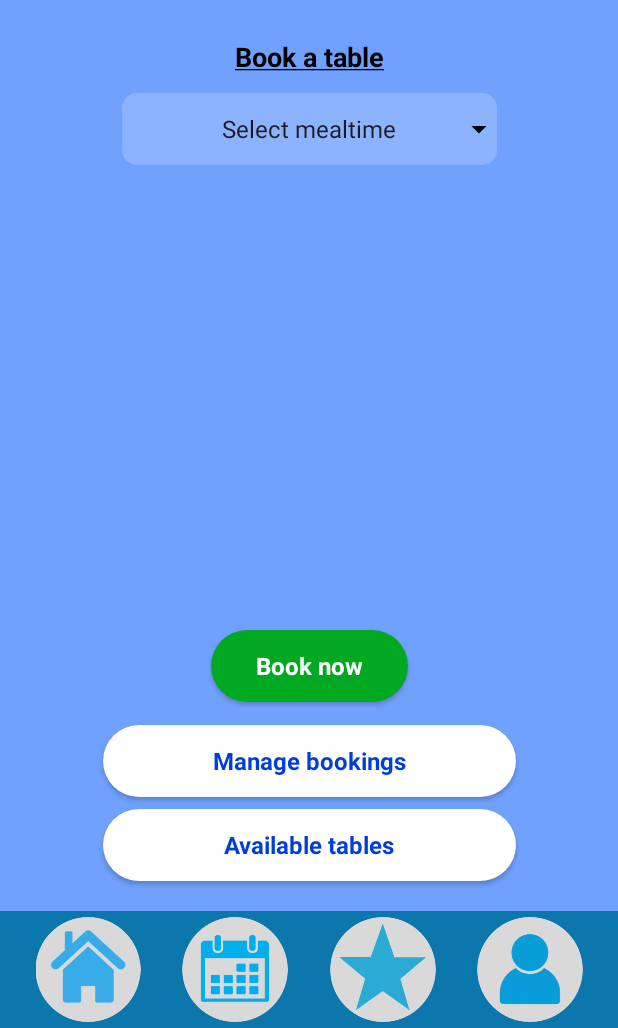
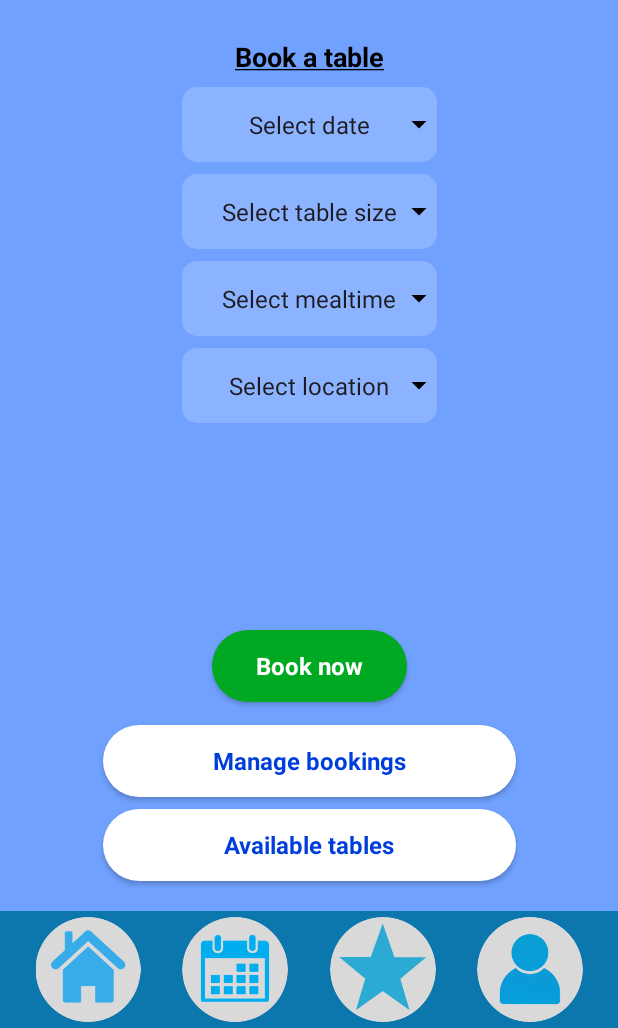
Before and after one commit to elij35/CaptainsCatch, an Android app: the NewBooking screen opened directly, with no data from a screen before it, on a phone screen of 412 x 824 dp, the part 208-1236 px from its top. Run offline under Robolectric (Android 15) with nearby library versions, the phone set to English and light mode, and no system bars.

Commit message:
Drop down lists and formatting finished

```diff
--- a/app/src/main/java/com/example/comp2000restaurantapp/NewBooking.java
+++ b/app/src/main/java/com/example/comp2000restaurantapp/NewBooking.java
@@ -22,14 +22,59 @@ public class NewBooking extends AppCompatActivity {
         loadAvailableTables();
         loadBottomBar();
         mealtime();
+        location();
+        table_size();
+        date();
+    }
+
+    private void date() {
+        Spinner staticSpinner = findViewById(R.id.date_spinner);
+
+        // Create an ArrayAdapter using the string array and a default spinner
+        ArrayAdapter<CharSequence> staticAdapter = ArrayAdapter.createFromResource(this,
+                R.array.date, android.R.layout.simple_spinner_item);
+
+        // Specify the layout to use when the list of choices appears
+        staticAdapter.setDropDownViewResource(android.R.layout.simple_spinner_dropdown_item);
+
+        // Apply the adapter to the spinner
+        staticSpinner.setAdapter(staticAdapter);
     }
 
     private void mealtime() {
-        Spinner staticSpinner = findViewById(R.id.static_spinner);
+        Spinner staticSpinner = findViewById(R.id.meal_time_spinner);
 
         // Create an ArrayAdapter using the string array and a default spinner
         ArrayAdapter<CharSequence> staticAdapter = ArrayAdapter.createFromResource(this,
                 R.array.mealtime, android.R.layout.simple_spinner_item);
+
+        // Specify the layout to use when the list of choices appears
+        staticAdapter.setDropDownViewResource(android.R.layout.simple_spinner_dropdown_item);
+
+        // Apply the adapter to the spinner
+        staticSpinner.setAdapter(staticAdapter);
+    }
+
+    private void location() {
+        Spinner staticSpinner = findViewById(R.id.location_spinner);
+
+        // Create an ArrayAdapter using the string array and a default spinner
+        ArrayAdapter<CharSequence> staticAdapter = ArrayAdapter.createFromResource(this,
+                R.array.location, android.R.layout.simple_spinner_item);
+
+        // Specify the layout to use when the list of choices appears
+        staticAdapter.setDropDownViewResource(android.R.layout.simple_spinner_dropdown_item);
+
+        // Apply the adapter to the spinner
+        staticSpinner.setAdapter(staticAdapter);
+    }
+
+    private void table_size() {
+        Spinner staticSpinner = findViewById(R.id.table_size_spinner);
+
+        // Create an ArrayAdapter using the string array and a default spinner
+        ArrayAdapter<CharSequence> staticAdapter = ArrayAdapter.createFromResource(this,
+                R.array.table_size, android.R.layout.simple_spinner_item);
 
         // Specify the layout to use when the list of choices appears
         staticAdapter.setDropDownViewResource(android.R.layout.simple_spinner_dropdown_item);
--- a/app/src/main/res/layout/new_booking.xml
+++ b/app/src/main/res/layout/new_booking.xml
@@ -46,20 +46,60 @@
         app:layout_constraintTop_toBottomOf="@+id/app_name" />
 
     <Spinner
-        android:id="@+id/static_spinner"
-        android:layout_width="250dp"
-        android:layout_height="48dp"
-        android:layout_marginTop="12dp"
+        android:id="@+id/date_spinner"
+        android:layout_width="170dp"
+        android:layout_height="wrap_content"
+        android:layout_marginTop="8dp"
         android:background="@drawable/drop_down_layout"
         android:minHeight="50dp"
+        android:overlapAnchor="false"
         android:textAlignment="center"
         app:layout_constraintEnd_toEndOf="parent"
         app:layout_constraintStart_toStartOf="parent"
         app:layout_constraintTop_toBottomOf="@+id/booking" />
 
+    <Spinner
+        android:id="@+id/table_size_spinner"
+        android:layout_width="170dp"
+        android:layout_height="wrap_content"
+        android:layout_marginTop="8dp"
+        android:background="@drawable/drop_down_layout"
+        android:minHeight="50dp"
+        android:overlapAnchor="false"
+        android:textAlignment="center"
+        app:layout_constraintEnd_toEndOf="parent"
+        app:layout_constraintStart_toStartOf="parent"
+        app:layout_constraintTop_toBottomOf="@+id/date_spinner" />
+
+    <Spinner
+        android:id="@+id/meal_time_spinner"
+        android:layout_width="170dp"
+        android:layout_height="wrap_content"
+        android:layout_marginTop="8dp"
+        android:background="@drawable/drop_down_layout"
+        android:minHeight="50dp"
+        android:overlapAnchor="false"
+        android:textAlignment="center"
+        app:layout_constraintEnd_toEndOf="parent"
+        app:layout_constraintStart_toStartOf="parent"
+        app:layout_constraintTop_toBottomOf="@+id/table_size_spinner" />
+
+    <Spinner
+        android:id="@+id/location_spinner"
+        android:layout_width="170dp"
+        android:layout_height="wrap_content"
+        android:layout_marginTop="8dp"
+        android:background="@drawable/drop_down_layout"
+        android:minHeight="50dp"
+        android:overlapAnchor="false"
+        android:textAlignment="center"
+        app:layout_constraintEnd_toEndOf="parent"
+        app:layout_constraintStart_toStartOf="parent"
+        app:layout_constraintTop_toBottomOf="@+id/meal_time_spinner" />
+
     <androidx.appcompat.widget.AppCompatButton
         android:id="@+id/book_now_btn"
-        android:layout_width="131dp"
+        android:layout_width="130dp"
         android:layout_height="48dp"
         android:layout_marginBottom="15dp"
         android:background="@drawable/standard_button"
```
